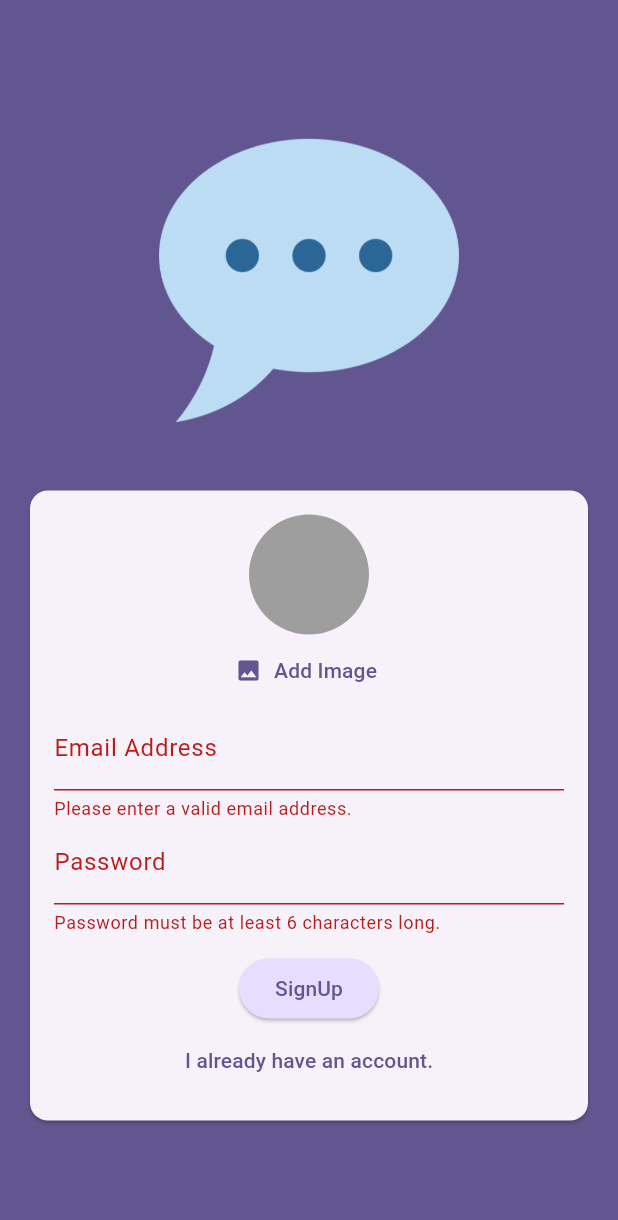
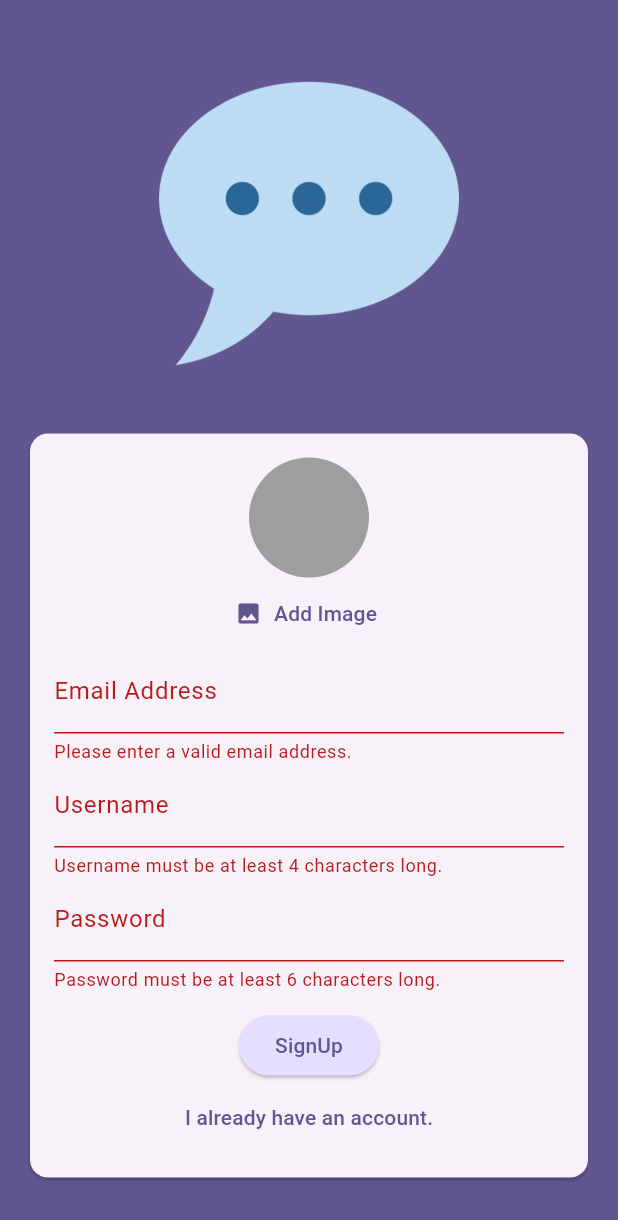
Before and after one commit to bozzimarcello/flutter_chat_app_repo, a Flutter app: the screen it shows after launch, after a tap on "Login", after a tap on "Create an account", after a tap on "SignUp", on a phone screen of 412 x 824 dp. Shown: the top 1220 px of the screen. Run offline on Flutter 3.47's test engine with Material 3 defaults, Android fonts, the phone set to English and light mode, and no system bars; our stand-ins replace cloud_firestore, firebase_auth, firebase_core, firebase_storage, image_picker; accounts and stored records are empty.

Commit message:
username manag added

```diff
--- a/chat_app/lib/screens/auth.dart
+++ b/chat_app/lib/screens/auth.dart
@@ -28,6 +28,7 @@ class _AuthScreenState extends State<AuthScreen> {
   var _enteredPassword = '';
   File? _selectedImage;
   var _isAuthenticating = false;
+  var _enteredUsername = '';
 
   void _submit() async {
     final isValid = _formKey.currentState!.validate();
@@ -71,7 +72,7 @@ class _AuthScreenState extends State<AuthScreen> {
           .collection('users')
           .doc(userCredentials.user!.uid)
           .set({
-            'username': 'to be done...',
+            'username': _enteredUsername,
             'email': _enteredEmail,
             'image_url': imageUrl,
           });
@@ -145,6 +146,24 @@ class _AuthScreenState extends State<AuthScreen> {
                               _enteredEmail = value!;
                             },
                           ),
+                          if (!_isLogin)
+                            TextFormField(
+                              decoration: const InputDecoration(
+                                labelText: 'Username',
+                                ),
+                              enableSuggestions: false,
+                              validator: (value) {
+                                if (value == null ||
+                                    value.trim().isEmpty ||
+                                    value.trim().length < 4) {
+                                  return 'Username must be at least 4 characters long.';
+                                }
+                                return null;
+                              },
+                              onSaved: (value) {
+                                _enteredUsername = value!;
+                              },
+                            ),
                           TextFormField(
                             decoration: const InputDecoration(
                               labelText: 'Password',
```
